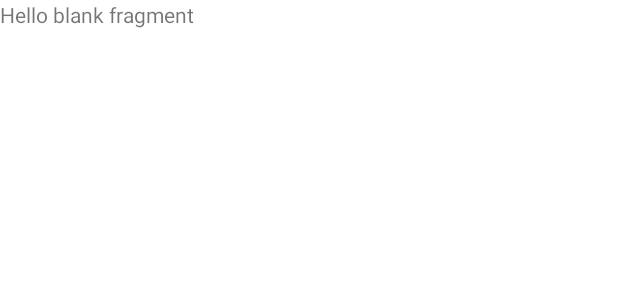
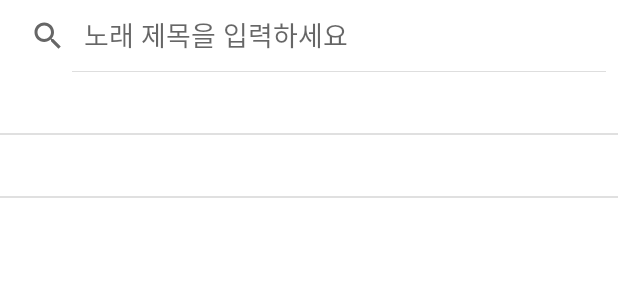
Before and after one commit to lcw3176/Strawberry_Android, an Android app: the layout fragment_search.xml on its own in the app's theme, with its tools: preview values and no code run, on a phone screen of 412 x 824 dp. Shown: the top 300 px of the screen. Run offline under Robolectric (Android 15) with nearby library versions, the phone set to English and light mode, and no system bars.

Commit message:
요소 추가

```diff
--- a/app/src/main/res/layout/fragment_search.xml
+++ b/app/src/main/res/layout/fragment_search.xml
@@ -8,14 +8,25 @@
             name="viewModel"
             type="com.joebrooks.strawberry_android.viewModels.SearchViewModel" />
     </data>
+
     <LinearLayout
         android:layout_width="match_parent"
-        android:layout_height="match_parent">
-        <!-- TODO: Update blank fragment layout -->
-        <TextView
+        android:layout_height="match_parent"
+        android:orientation="vertical">
+
+        <SearchView
             android:layout_width="match_parent"
-            android:layout_height="match_parent"
-            android:text="@string/hello_blank_fragment" />
+            android:layout_height="wrap_content"
+            android:iconifiedByDefault="false"
+            android:queryHint="노래 제목을 입력하세요"
+            android:onQueryTextSubmit="@{(query) -> viewModel.search(query)}"/>
+
+        <ListView
+            android:id="@+id/searchListView"
+            android:layout_width="match_parent"
+            android:layout_height="wrap_content"
+            tools:listitem="@layout/listview_item"/>
+
     </LinearLayout>
 
 
```
